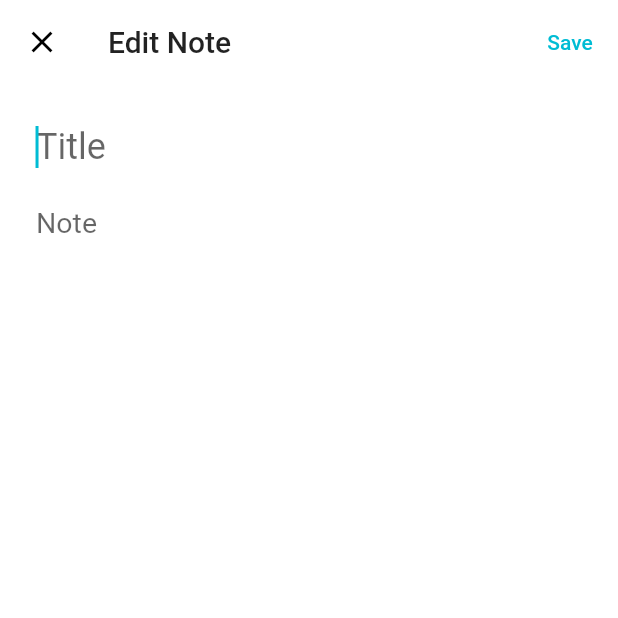
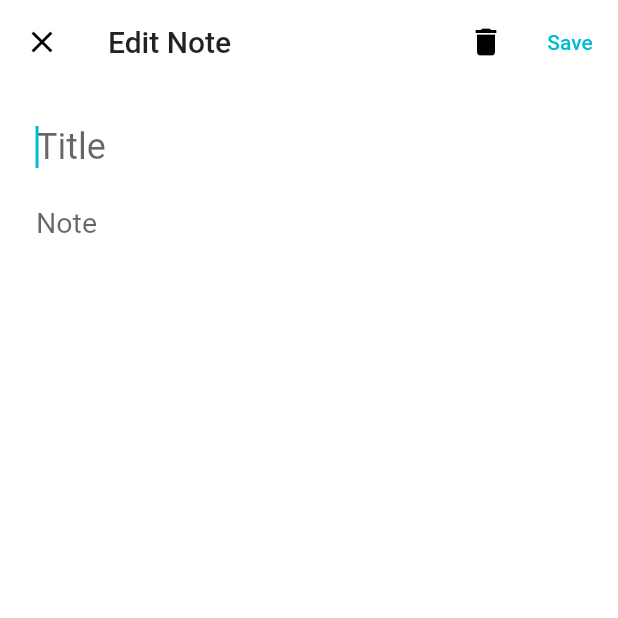
Before and after one commit to muhammedp903/notes-app, a Flutter app: the EditNote screen opened directly with empty values, on a phone screen of 412 x 824 dp, the top half of it. Run offline on Flutter 3.47's test engine with Material 2 defaults, Android fonts, the phone set to English and light mode, and no system bars; our stand-ins replace cloud_firestore, firebase_auth, flutter_spinkit; accounts and stored records are empty.

Commit message:
Add delete button to edit_note.dart

```diff
--- a/lib/screens/home/edit_note.dart
+++ b/lib/screens/home/edit_note.dart
@@ -44,6 +44,13 @@ class _EditNoteState extends State<EditNote> {
           icon: Icon(Icons.close),
         ),
         actions: <Widget>[
+          IconButton(
+            icon: Icon(Icons.delete),
+            onPressed: (){
+              Database(uid: widget.note.uid).deleteNote(widget.note.docId);
+              Navigator.pop(context);
+            },
+          ),
           TextButton(
             onPressed: () async {
               if (_formKey.currentState.validate()) {
```
